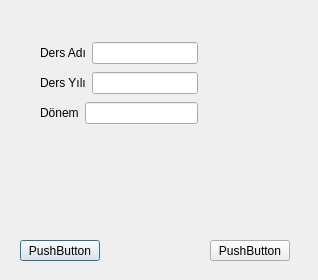
This is Gorsel/formlar/veriGiris/dersgiris.ui in sadededeoglu/okulprojesi as Qt 5 draws it before an edit. The edited form follows.
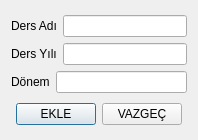
This is the edited form.

Diff of the .ui file:
```diff
--- a/Gorsel/formlar/veriGiris/dersgiris.ui
+++ b/Gorsel/formlar/veriGiris/dersgiris.ui
@@ -6,48 +6,59 @@
    <rect>
     <x>0</x>
     <y>0</y>
-    <width>318</width>
-    <height>280</height>
+    <width>198</width>
+    <height>140</height>
    </rect>
   </property>
   <property name="windowTitle">
    <string>Dialog</string>
   </property>
+  <layout class="QGridLayout" name="gridLayout_2">
+   <item row="1" column="0">
+    <layout class="QHBoxLayout" name="horizontalLayout_4">
+     <item>
+      <spacer name="horizontalSpacer">
+       <property name="orientation">
+        <enum>Qt::Horizontal</enum>
+       </property>
+       <property name="sizeHint" stdset="0">
+        <size>
+         <width>40</width>
+         <height>20</height>
+        </size>
+       </property>
+      </spacer>
+     </item>
+     <item>
   <widget class="QPushButton" name="pushButton">
-   <property name="geometry">
-    <rect>
-     <x>20</x>
-     <y>240</y>
-     <width>80</width>
-     <height>21</height>
-    </rect>
-   </property>
    <property name="text">
-    <string>PushButton</string>
-   </property>
-  </widget>
+        <string>EKLE</string>
+       </property>
+      </widget>
+     </item>
+     <item>
   <widget class="QPushButton" name="pushButton_2">
-   <property name="geometry">
-    <rect>
-     <x>210</x>
-     <y>240</y>
-     <width>80</width>
-     <height>21</height>
-    </rect>
-   </property>
    <property name="text">
-    <string>PushButton</string>
-   </property>
-  </widget>
-  <widget class="QWidget" name="">
-   <property name="geometry">
-    <rect>
-     <x>40</x>
-     <y>40</y>
-     <width>158</width>
-     <height>86</height>
-    </rect>
-   </property>
+        <string>VAZGEÇ</string>
+       </property>
+      </widget>
+     </item>
+     <item>
+      <spacer name="horizontalSpacer_2">
+       <property name="orientation">
+        <enum>Qt::Horizontal</enum>
+       </property>
+       <property name="sizeHint" stdset="0">
+        <size>
+         <width>40</width>
+         <height>20</height>
+        </size>
+       </property>
+      </spacer>
+     </item>
+    </layout>
+   </item>
+   <item row="0" column="0">
    <layout class="QVBoxLayout" name="verticalLayout">
     <item>
      <layout class="QHBoxLayout" name="horizontalLayout">
@@ -92,7 +103,8 @@
      </layout>
     </item>
    </layout>
-  </widget>
+   </item>
+  </layout>
  </widget>
  <resources/>
  <connections/>
```
Left out of the diff: 2 changed lines with no effect on the pictures. Lines whose indentation alone changed are shown as unchanged.
